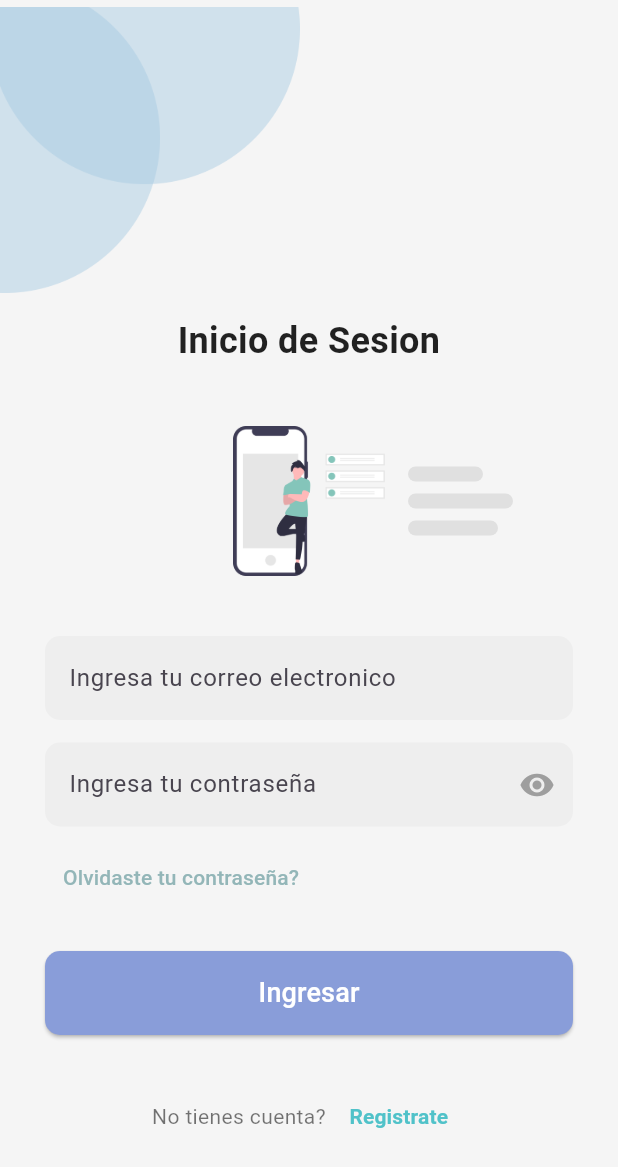
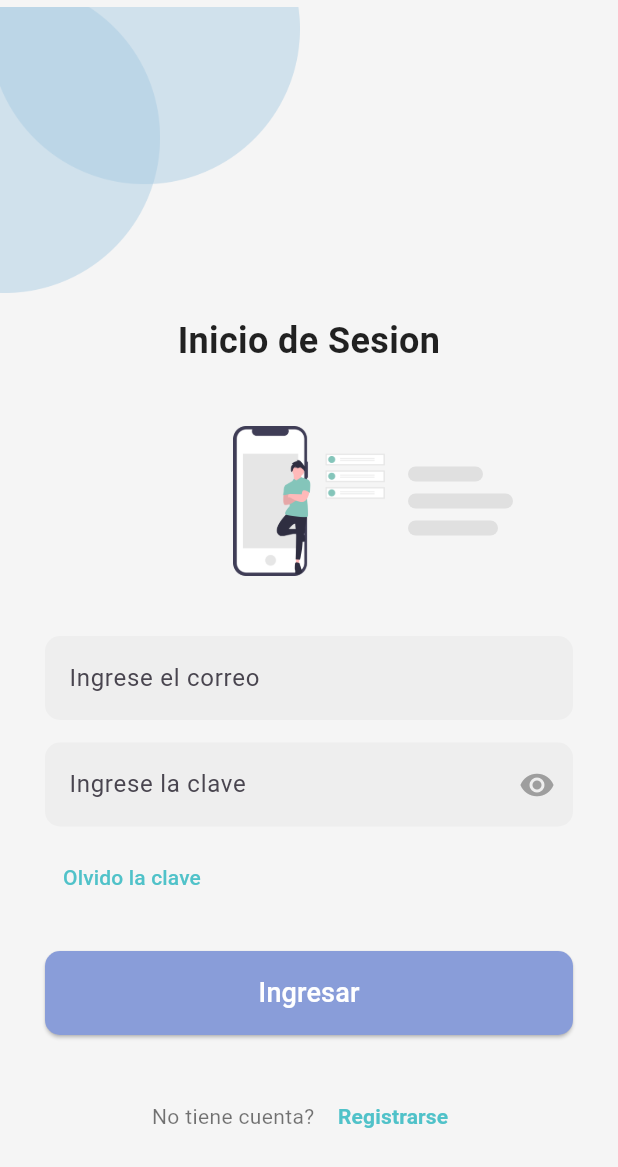
Before and after one commit to tatanardila99/recognitionApp, a Flutter app: the screen it shows after launch, after a tap on "Comenzar", on a phone screen of 412 x 824 dp. Shown: the top 1167 px of the screen. Run offline on Flutter 3.47's test engine with Material 3 defaults, Android fonts, the phone set to English and light mode, and no system bars; our stand-ins replace camera, flutter_styled_toast, google_fonts; missing offline and left inert: face_camera, google_ml_kit; accounts and stored records are empty; network calls fail.

Commit message:
cambios_front_end
* se terminan las pantallas de profesor y estudiante.

```diff
--- a/lib/main.dart
+++ b/lib/main.dart
@@ -3,7 +3,7 @@ import 'package:flutter/material.dart';
 import 'package:uts_recognitionapp/screens/face_id_sign_in.dart';
 import 'package:uts_recognitionapp/screens/face_id_sign_up.dart';
 import 'package:uts_recognitionapp/screens/student/home_student.dart';
-import 'package:uts_recognitionapp/screens/student/student_profile.dart';
+import 'package:uts_recognitionapp/screens/common/profile_screen.dart';
 import 'package:uts_recognitionapp/screens/teacher/home_professor.dart';
 import 'screens/face_id_intro_screen.dart';
 import 'screens/face_id_scanning_screen.dart';
@@ -41,7 +41,6 @@ class MyApp extends StatelessWidget {
         '/scan': (context) => const FaceIdScanningScreen(),
         '/success': (context) => const FaceIdSuccessScreen(),
         '/student/home': (context) => const StudentHomeScreen(),
-        '/student/profile': (context) => const ProfileScreen(),
         '/professor/home': (context) => const HomeProfessor(),
       },
     );
--- /dev/null
+++ b/lib/models/user_role.dart
@@ -0,0 +1,5 @@
+
+enum UserRole {
+  student,
+  teacher,
+}
--- a/lib/screens/common/update_user_screen.dart
+++ b/lib/screens/common/update_user_screen.dart
@@ -32,7 +32,6 @@ class _UpdateUserScreenState extends State<UpdateUserScreen> {
 
 
   void _handleUpdateUser() async {
-    // Get user ID from the provider
     final userProvider = Provider.of<UserProvider>(context, listen: false);
     final userId = userProvider.currentUser?.id;
 
--- a/lib/screens/face_id_sign_in.dart
+++ b/lib/screens/face_id_sign_in.dart
@@ -19,10 +19,7 @@ class _LoginPageState extends State<LoginPage> {
 
   void _showMessage(String message, {bool isError = false}) {
     ScaffoldMessenger.of(context).showSnackBar(
-      SnackBar(
-        content: Text(message),
-        backgroundColor: isError ? Colors.red : Colors.green,
-      ),
+        SnackBar(content: Text(message), backgroundColor: isError ? Colors.red : Colors.green)
     );
   }
 
@@ -37,7 +34,10 @@ class _LoginPageState extends State<LoginPage> {
             left: 0,
             width: 200,
             height: 200,
-            child: Image.asset('assets/shape.png', fit: BoxFit.contain),
+            child: Image.asset(
+              'assets/shape.png',
+              fit: BoxFit.contain,
+            ),
           ),
           SingleChildScrollView(
             child: Padding(
@@ -62,7 +62,10 @@ class _LoginPageState extends State<LoginPage> {
                     child: Stack(
                       alignment: Alignment.center,
                       children: [
-                        Image.asset('assets/image_login.png', height: 100),
+                        Image.asset(
+                          'assets/image_login.png',
+                          height: 100,
+                        ),
                         Positioned(
                           right: 40,
                           child: Column(
@@ -105,7 +108,7 @@ class _LoginPageState extends State<LoginPage> {
                     controller: _emailController,
                     keyboardType: TextInputType.emailAddress,
                     decoration: InputDecoration(
-                      hintText: 'Ingresa tu correo electronico',
+                      hintText: 'Ingrese el correo',
                       border: OutlineInputBorder(
                         borderRadius: BorderRadius.circular(10.0),
                         borderSide: BorderSide.none,
@@ -119,7 +122,7 @@ class _LoginPageState extends State<LoginPage> {
                     controller: _passwordController,
                     obscureText: _obscurePassword,
                     decoration: InputDecoration(
-                      hintText: 'Ingresa tu contraseña',
+                      hintText: 'Ingrese la clave',
                       border: OutlineInputBorder(
                         borderRadius: BorderRadius.circular(10.0),
                         borderSide: BorderSide.none,
@@ -128,9 +131,7 @@ class _LoginPageState extends State<LoginPage> {
                       fillColor: Colors.grey[200],
                       suffixIcon: IconButton(
                         icon: Icon(
-                          _obscurePassword
-                              ? Icons.visibility
-                              : Icons.visibility_off,
+                          _obscurePassword ? Icons.visibility : Icons.visibility_off,
                           color: Colors.grey,
                         ),
                         onPressed: () {
@@ -143,45 +144,40 @@ class _LoginPageState extends State<LoginPage> {
                   ),
                   const SizedBox(height: 10.0),
                   Align(
-                    alignment: Alignment.topLeft,
+                    alignment: Alignment.centerLeft,
                     child: TextButton(
-                      onPressed: () {},
+                      onPressed: () {
+
+                      },
                       child: const Text(
-                        'Olvidaste tu contraseña?',
-                        style: TextStyle(
-                          color: Color.fromARGB(255, 147, 182, 184),
-                        ),
+                        'Olvido la clave',
+                        style: TextStyle(color: Color(0xFF50C2C9)),
                       ),
                     ),
                   ),
                   const SizedBox(height: 25.0),
                   ElevatedButton(
-                    onPressed:
-                        _isLoading
+                    onPressed: _isLoading
                         ? null
-                            : () async {
+                        :  () async {
                       setState(() {
                         _isLoading = true;
                       });
                       String email = _emailController.text;
                       String password = _passwordController.text;
 
-                              final loginResult = await _backendService
-                                  .sendDataLogin(email, password);
+                      final loginResult = await _backendService.sendDataLogin(email, password);
 
                       setState(() {
                         _isLoading = false;
                       });
 
-                              if (loginResult != null &&
-                                  loginResult['success'] == true) {
+                      if (loginResult != null && loginResult['success'] == true) {
                         _showMessage("Inicio de sesión exitoso");
 
-                                final List<dynamic>? accessInfo =
-                                    loginResult['access_info'];
+                        final List<dynamic>? accessInfo = loginResult['access_info'];
 
-                                final Map<String, dynamic>? userData =
-                                    loginResult['user_data'];
+                        final Map<String, dynamic>? userData = loginResult['user_data'];
 
                         if (loginResult['message'] == 1) {
                           Navigator.pushReplacementNamed(
@@ -193,16 +189,10 @@ class _LoginPageState extends State<LoginPage> {
                             },
                           );
                         } else {
-                                  Navigator.pushReplacementNamed(
-                                    context,
-                                    '/professor/home',
-                                  );
+                          Navigator.pushReplacementNamed(context, '/professor/home', arguments: {'userData': userData});
                         }
                       } else {
-                                _showMessage(
-                                  "Error al iniciar sesion, verifica tus credenciales.",
-                                  isError: true,
-                                );
+                        _showMessage("Error al iniciar sesion, verifica tus credenciales.", isError: true);
                       }
                     },
                     style: ElevatedButton.styleFrom(
@@ -214,7 +204,10 @@ class _LoginPageState extends State<LoginPage> {
                     ),
                     child: const Text(
                       'Ingresar',
-                      style: TextStyle(color: Colors.white, fontSize: 18.0),
+                      style: TextStyle(
+                        color: Colors.white,
+                        fontSize: 18.0,
+                      ),
                     ),
                   ),
                   const SizedBox(height: 30.0),
@@ -222,7 +215,7 @@ class _LoginPageState extends State<LoginPage> {
                     mainAxisAlignment: MainAxisAlignment.center,
                     children: <Widget>[
                       const Text(
-                        "No tienes cuenta? ",
+                        "No tiene cuenta? ",
                         style: TextStyle(color: Colors.black54),
                       ),
                       TextButton(
@@ -230,7 +223,7 @@ class _LoginPageState extends State<LoginPage> {
                           Navigator.pushNamed(context, '/sign_up');
                         },
                         child: const Text(
-                          'Registrate',
+                          'Registrarse',
                           style: TextStyle(
                             color: Color(0xFF50C2C9),
                             fontWeight: FontWeight.bold,
--- a/lib/screens/student/home_student.dart
+++ b/lib/screens/student/home_student.dart
@@ -1,6 +1,6 @@
 // student_home_screen.dart
 import 'package:flutter/material.dart';
-import 'package:uts_recognitionapp/screens/student/bottom_bar_navigation.dart';
+import 'package:uts_recognitionapp/screens/student/bottom_bar_navigation_student.dart';
 import 'package:intl/intl.dart';
 import 'package:provider/provider.dart';
 import 'package:uts_recognitionapp/providers/user_provider.dart';
@@ -138,7 +138,7 @@ class _StudentHomeScreenState extends State<StudentHomeScreen> {
           ),
         ],
       ),
-      bottomNavigationBar: const BottomBarNavigation(),
+      bottomNavigationBar: const BottomBarNavigationStudent(),
     );
   }
 }
--- a/lib/screens/teacher/location_card.dart
+++ b/lib/screens/teacher/location_card.dart
@@ -67,7 +67,7 @@ class LocationDisplayCard extends StatelessWidget {
                       const SizedBox(height: 4.0),
 
                       const SizedBox(height: 8.0),
-                      // Hora y Fecha del evento
+
                       Text(
                         '$startTime - $endTime',
                         style: const TextStyle(
```
Also changed, not shown: lib/screens/common/profile_screen.dart (renamed from lib/screens/student/student_profile.dart, +17 -11 lines), lib/screens/student/bottom_bar_navigation.dart (deleted, +0 -42 lines), lib/screens/student/bottom_bar_navigation_student.dart (added, +44 -0 lines), lib/screens/teacher/bottom_bar_navigation_professor.dart (added, +69 -0 lines), lib/screens/teacher/home_professor.dart (+30 -39 lines), lib/screens/common/about_us_screen.dart (renamed from lib/screens/common/about_us.dart), lib/screens/common/contact_us_screen.dart (renamed from lib/screens/common/contact_us.dart). Lines whose indentation alone changed are shown as unchanged.
